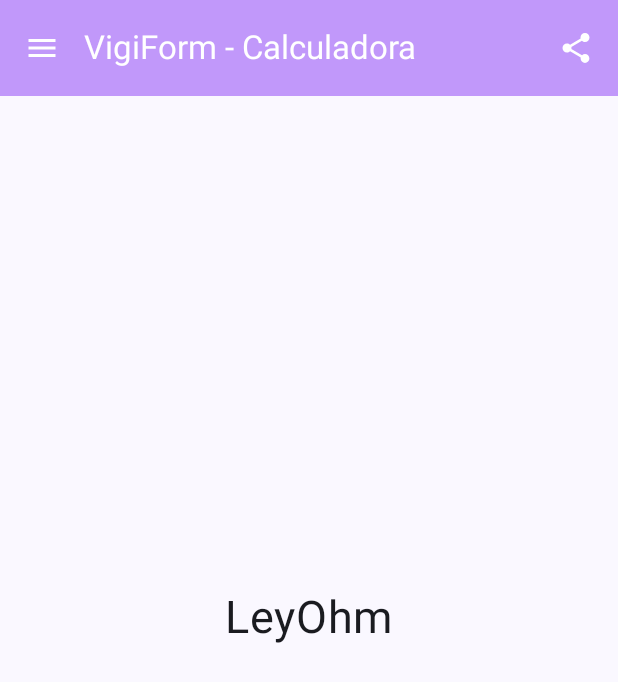
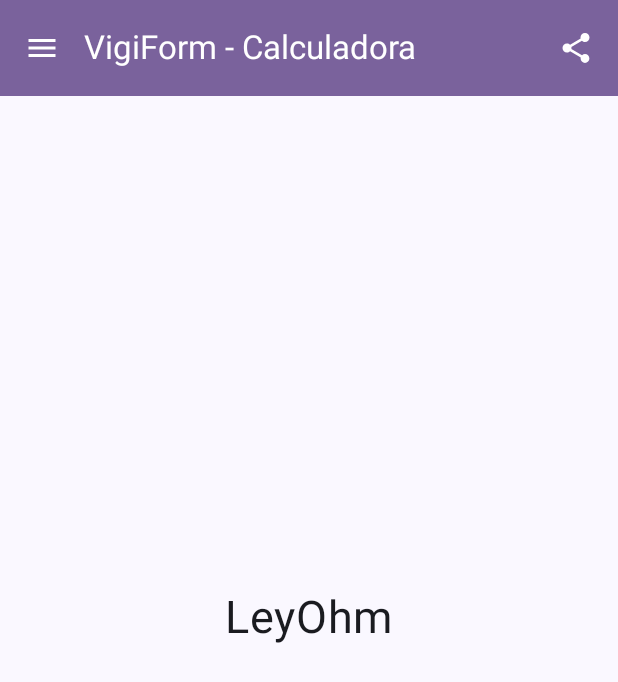
Before and after one commit to Alejandro-Vigi/VigiForm, an Android app built with Jetpack Compose: the screen it shows after launch (MainActivity), on a phone screen of 412 x 824 dp. Shown: the top 682 px of the screen. Run offline under Robolectric (Android 15) with nearby library versions, the phone set to English and light mode, and no system bars.

Commit message:
Ajustando colores de la barra de navegación y añadiendo el ícono a mostrarse en el apartado de 'Acerca de'

```diff
--- a/app/src/main/java/com/example/vigiform/MainActivity.kt
+++ b/app/src/main/java/com/example/vigiform/MainActivity.kt
@@ -67,14 +67,14 @@ fun NavDrawer() {
         drawerContent = {
             ModalDrawerSheet(
                 modifier = Modifier
-                    .width(LocalConfiguration.current.screenWidthDp.dp * 0.65f)
+                    .width(LocalConfiguration.current.screenWidthDp.dp * 0.6f)
                     .statusBarsPadding() // Asegura que el drawer se extienda debajo de la barra de estado
             ) {
                 Box(
                     modifier = Modifier
                         .fillMaxWidth()
-                        .height(200.dp)
-                        .background(Color(193, 152, 250))
+                        .height(64.dp)
+                        .background(Color(122, 98, 156))
                 ) {
                     Text(text = "")
                 }
@@ -134,7 +134,7 @@ fun NavDrawer() {
                         }
                     },
                     colors = TopAppBarDefaults.topAppBarColors(
-                        containerColor = Color(193, 152, 250), // Color de fondo de la TopAppBar
+                        containerColor = Color(122, 98, 156), // Color de fondo de la TopAppBar
                         titleContentColor = Color.White, // Color del título
                         navigationIconContentColor = Color.White, // Color del ícono de navegación
                         actionIconContentColor = Color.White // Color de los íconos de acciones
```
Also changed, not shown: app/src/main/res/drawable/icon.png (added).
